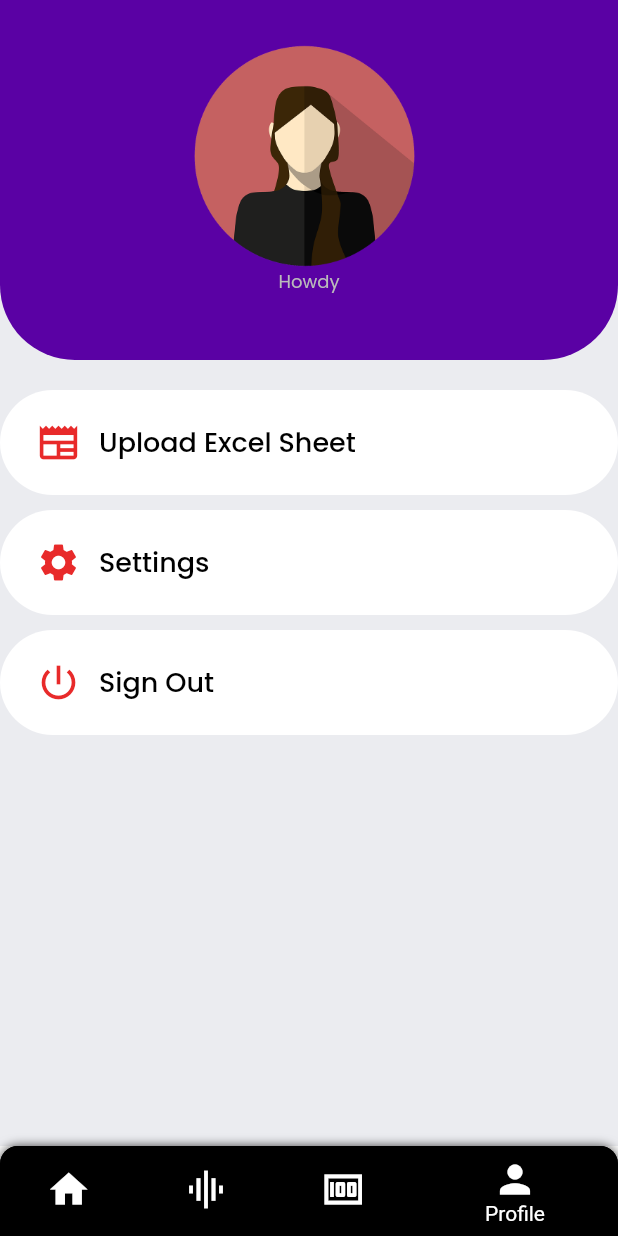
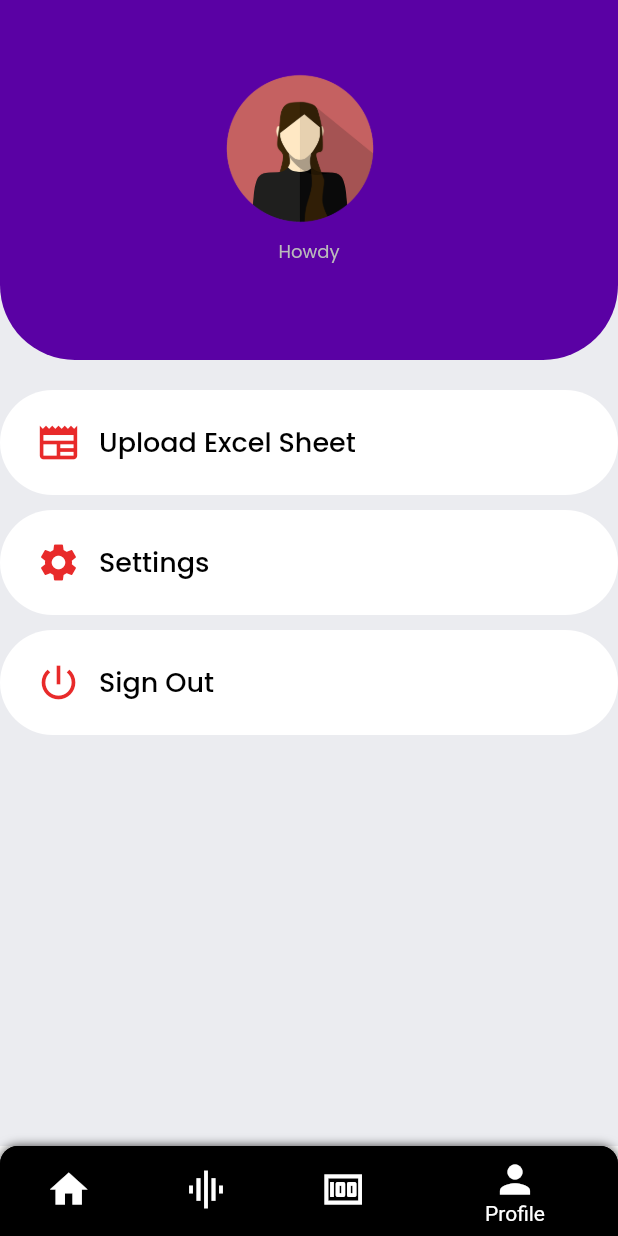
Before and after one commit to Fleonex/jupiter_clone, a Flutter app: the screen it shows once a user with an empty profile is signed in, item 4 of the bottom bar chosen, on a phone screen of 412 x 824 dp. Run offline on Flutter 3.47's test engine with Material 2 defaults, Android fonts, the phone set to English and light mode, and no system bars; our stand-ins replace cloud_firestore, csv, file_picker, firebase_auth, firebase_core, flutter_spinkit and 7 more; missing offline and left inert: dart:ffi, excel; accounts and stored records are empty.

Commit message:
Fixed Profile

```diff
--- a/lib/screens/Profile/profile.dart
+++ b/lib/screens/Profile/profile.dart
@@ -139,11 +139,14 @@ class _ProfilePageState extends State<ProfilePage> {
                           mainAxisAlignment: MainAxisAlignment.center,
                           children: [
                             Image.asset('assets/images/user_photo.png',
-                                height: 150),
+                                height: 100),
                             const SizedBox(
-                              width: 6,
+                              width: 12,
                             ),
                           ],
+                        ),
+                        const SizedBox(
+                          height: 10,
                         ),
                         Row(
                           mainAxisAlignment: MainAxisAlignment.center,
```
